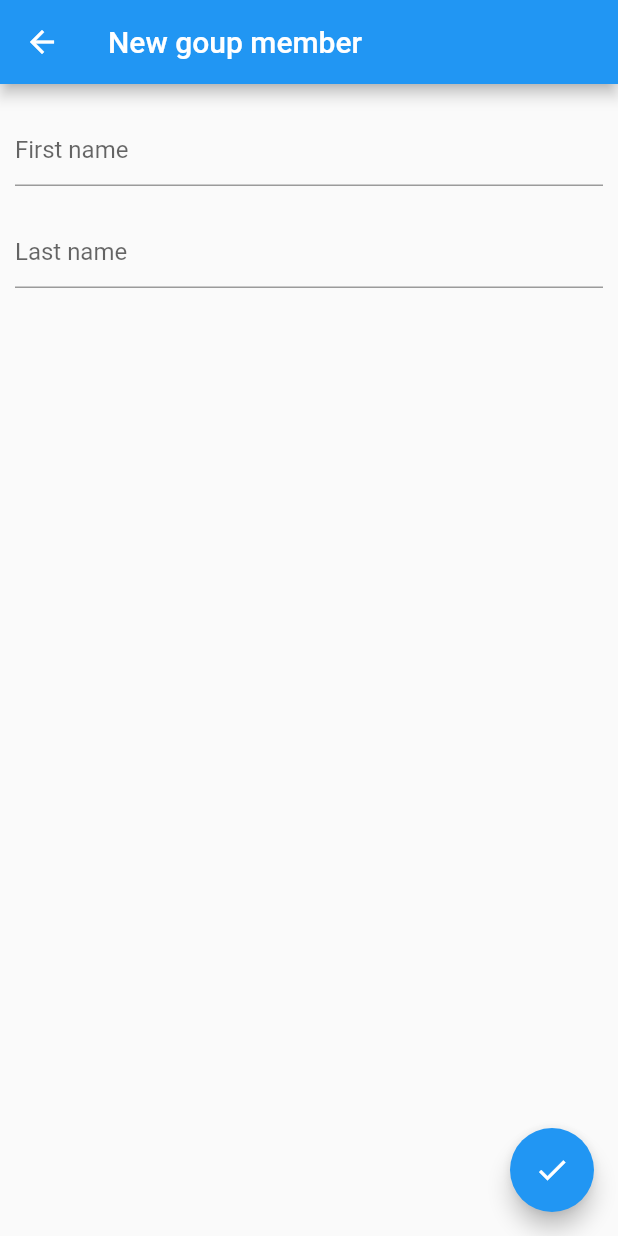
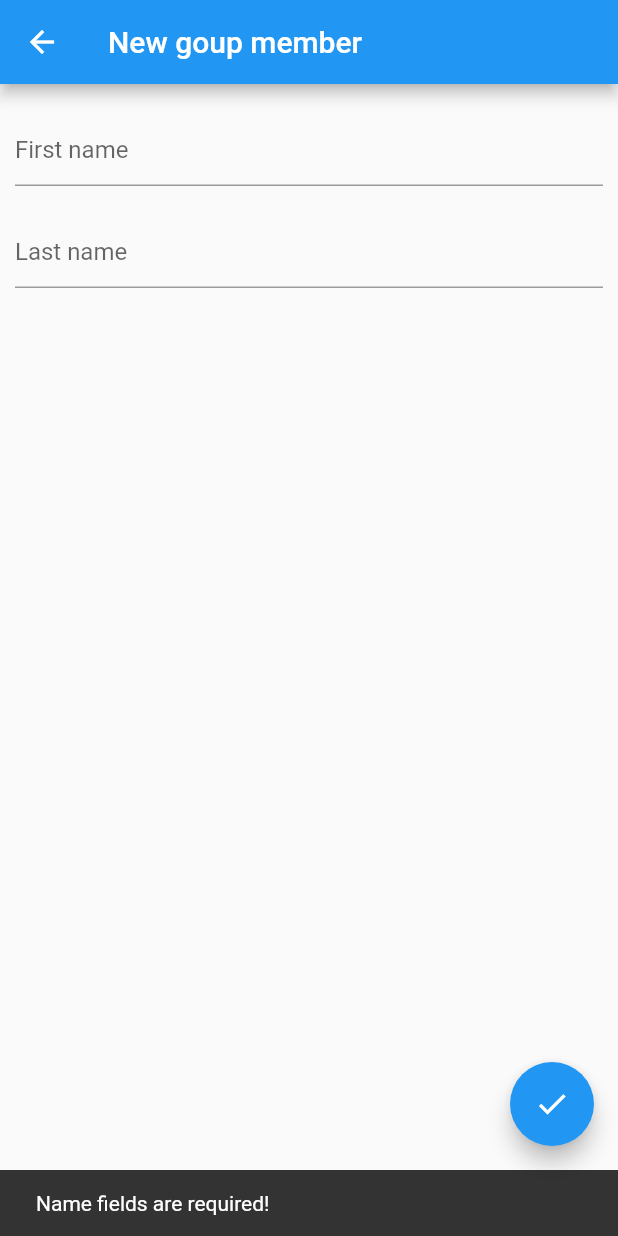
Before and after one commit to Gelmai/svg_oversight, a Flutter app: the AddPerson screen opened by its route, after a tap on the "check" icon, on a phone screen of 412 x 824 dp. Run offline on Flutter 3.47's test engine with Material 2 defaults, Android fonts, the phone set to English and light mode, and no system bars; our stand-ins replace shared_preferences; accounts and stored records are empty.

Commit message:
Snackbar working

```diff
--- a/lib/pages/add_person.dart
+++ b/lib/pages/add_person.dart
@@ -11,29 +11,33 @@ class _AddPersonState extends State<AddPerson> {
 
 String nameFirst = "";
 String nameLast = "";
+final GlobalKey<ScaffoldState> scaffoldKey = new GlobalKey<ScaffoldState>();
 
-
+void createSnackBar(String message) {
+  final snackBar = SnackBar(content: Text(message),);
+  scaffoldKey.currentState.showSnackBar(snackBar);
+}
 
   @override
   Widget build(BuildContext context) {
     return new Scaffold(
+      key: scaffoldKey,
       appBar: new AppBar(title: new Text("New goup member"),),
       floatingActionButton: new FloatingActionButton(
         child: new Icon(Icons.check),
         onPressed: () {
-          if (nameFirst <> "" || nameLast <> "") {
+          if (nameFirst == "" || nameLast == "") {
+            createSnackBar('Name fields are required!');
+          } else {
             addPerson(nameFirst, nameLast);
-            new SnackBar(content: new Text(masterList[personCounter - 1].firstName + " added"),);
             Navigator.of(context).pop();
-          } else {
-            Scaffold.of(context).showSnackBar(SnackBar(content: Text('Name fields are required')));
+            createSnackBar(masterList[personCounter - 1].firstName + 'added');
           }
-
         }),
       body: new Material(
           child: new Container(
             padding: new EdgeInsets.symmetric( horizontal: 10.0),
-          child: new Column(
+            child: Column(
               children: <Widget>[
                 new Padding(padding: new EdgeInsets.symmetric(vertical: 10.0),),
                 new TextField(
```
Also changed, not shown: 4 other files. Lines whose indentation alone changed are shown as unchanged.
